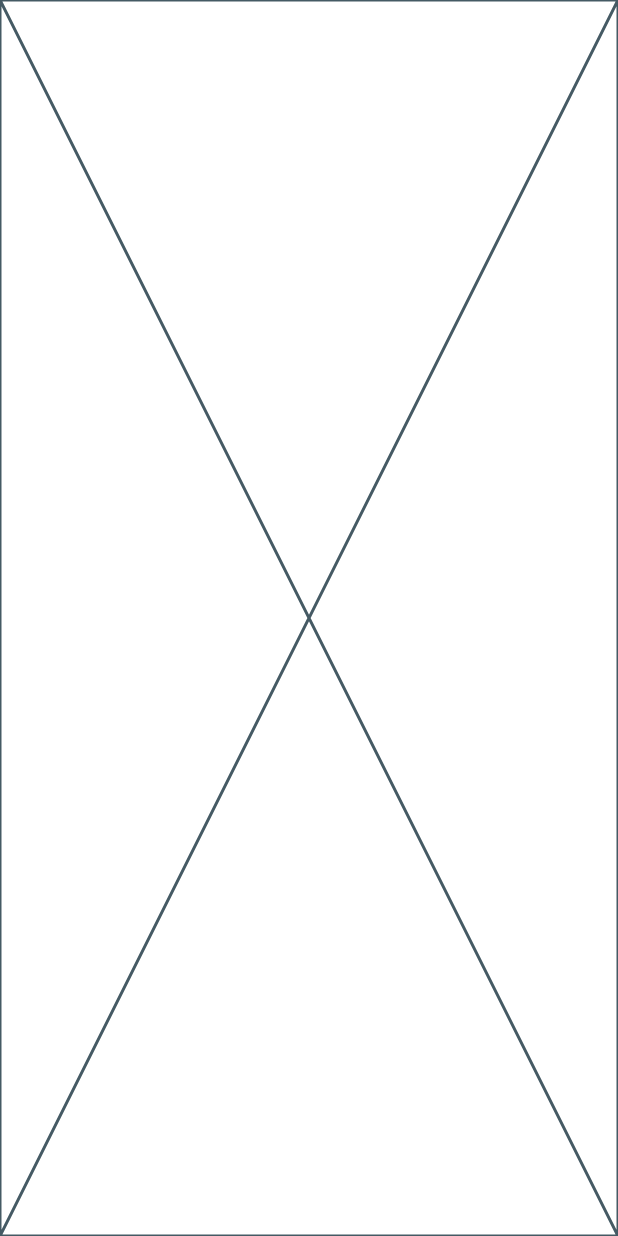
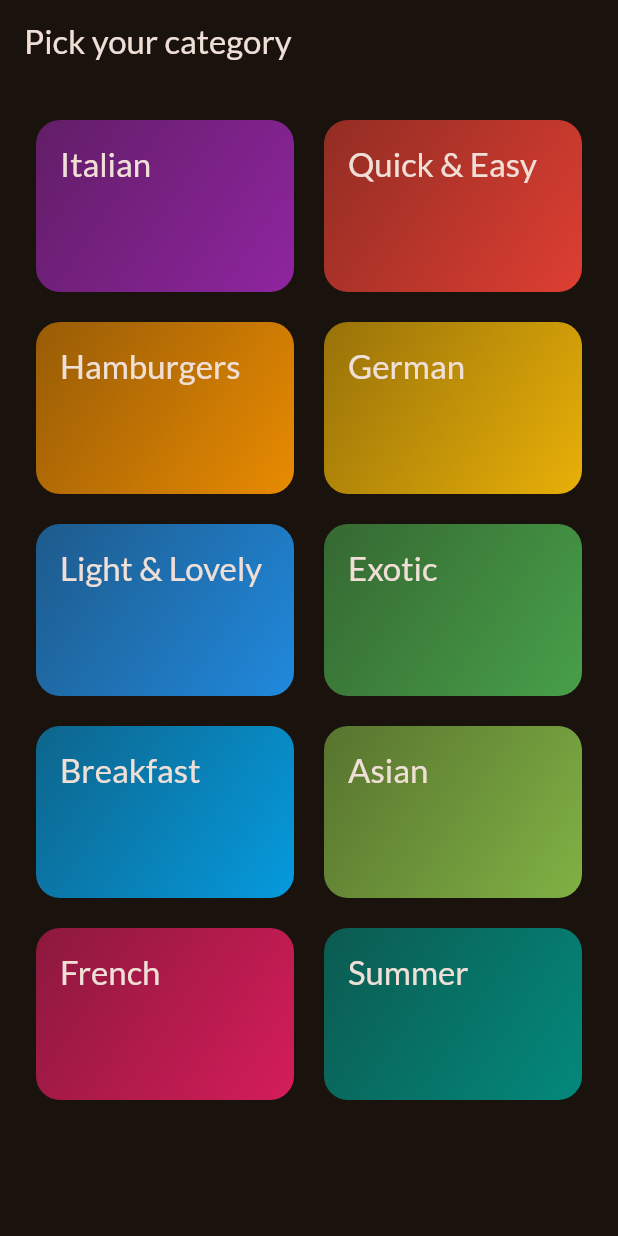
Before and after one commit to aezakmi7/meals_app, a Flutter app: the screen it shows after launch, on a phone screen of 412 x 824 dp. Run offline on Flutter 3.47's test engine with Material 3 defaults, Android fonts, the phone set to English and light mode, and no system bars; our stand-ins replace google_fonts.

Commit message:
Grid View of catogories

```diff
--- /dev/null
+++ b/lib/data/dummy_data.dart
@@ -0,0 +1,55 @@
+import 'package:flutter/material.dart';
+import 'package:meals_app/models/category.dart';
+
+const availableCategories = [
+  Category(
+    id: 'c1',
+    title: 'Italian',
+    color: Colors.purple,
+  ),
+  Category(
+    id: 'c2',
+    title: 'Quick & Easy',
+    color: Colors.red,
+  ),
+  Category(
+    id: 'c3',
+    title: 'Hamburgers',
+    color: Colors.orange,
+  ),
+  Category(
+    id: 'c4',
+    title: 'German',
+    color: Colors.amber,
+  ),
+  Category(
+    id: 'c5',
+    title: 'Light & Lovely',
+    color: Colors.blue,
+  ),
+  Category(
+    id: 'c6',
+    title: 'Exotic',
+    color: Colors.green,
+  ),
+  Category(
+    id: 'c7',
+    title: 'Breakfast',
+    color: Colors.lightBlue,
+  ),
+  Category(
+    id: 'c8',
+    title: 'Asian',
+    color: Colors.lightGreen,
+  ),
+  Category(
+    id: 'c9',
+    title: 'French',
+    color: Colors.pink,
+  ),
+  Category(
+    id: 'c10',
+    title: 'Summer',
+    color: Colors.teal,
+  ),
+];
--- a/lib/main.dart
+++ b/lib/main.dart
@@ -1,6 +1,7 @@
 import 'package:flutter/material.dart';
 
 import 'package:google_fonts/google_fonts.dart';
+import 'package:meals_app/screens/categories.dart';
 
 final theme = ThemeData(
   colorScheme: ColorScheme.fromSeed(
@@ -21,7 +22,7 @@ class MyApp extends StatelessWidget {
   Widget build(BuildContext context) {
     return MaterialApp(
       theme: theme,
-      home: const Placeholder(),
+      home: const CategoriesScreen(),
     );
   }
 }
--- /dev/null
+++ b/lib/models/category.dart
@@ -0,0 +1,13 @@
+import 'package:flutter/material.dart';
+
+class Category {
+  const Category({
+    required this.id,
+    required this.title,
+    this.color = Colors.orange,
+  });
+
+  final String id;
+  final String title;
+  final Color color;
+}
--- /dev/null
+++ b/lib/screens/categories.dart
@@ -0,0 +1,29 @@
+import 'package:flutter/material.dart';
+import 'package:meals_app/data/dummy_data.dart';
+import 'package:meals_app/widgets/category_grid_item.dart';
+
+class CategoriesScreen extends StatelessWidget {
+  const CategoriesScreen({super.key});
+
+  @override
+  Widget build(BuildContext context) {
+    return Scaffold(
+      appBar: AppBar(
+        title: const Text('Pick your category'),
+      ),
+      body: GridView(
+        padding: const EdgeInsets.all(24),
+        gridDelegate: const SliverGridDelegateWithFixedCrossAxisCount(
+          crossAxisCount: 2,
+          childAspectRatio: 3 / 2,
+          crossAxisSpacing: 20,
+          mainAxisSpacing: 20,
+        ),
+        children: [
+          for (final category in availableCategories)
+            CategoryGridItem(category: category),
+        ],
+      ),
+    );
+  }
+}
--- /dev/null
+++ b/lib/widgets/category_grid_item.dart
@@ -0,0 +1,37 @@
+import 'package:flutter/material.dart';
+import 'package:meals_app/models/category.dart';
+
+class CategoryGridItem extends StatelessWidget {
+  const CategoryGridItem({super.key, required this.category});
+
+  final Category category;
+
+  @override
+  Widget build(BuildContext context) {
+    return InkWell(
+      onTap: () {},
+      splashColor: Theme.of(context).primaryColor,
+      borderRadius: BorderRadius.circular(16),
+      child: Container(
+        padding: const EdgeInsets.all(16),
+        decoration: BoxDecoration(
+          borderRadius: BorderRadius.circular(16),
+          gradient: LinearGradient(
+            colors: [
+              category.color.withOpacity(0.55),
+              category.color.withOpacity(0.9),
+            ],
+            begin: Alignment.topLeft,
+            end: Alignment.bottomRight,
+          ),
+        ),
+        child: Text(
+          category.title,
+          style: Theme.of(context).textTheme.titleLarge!.copyWith(
+                color: Theme.of(context).colorScheme.onSurface,
+              ),
+        ),
+      ),
+    );
+  }
+}
```
